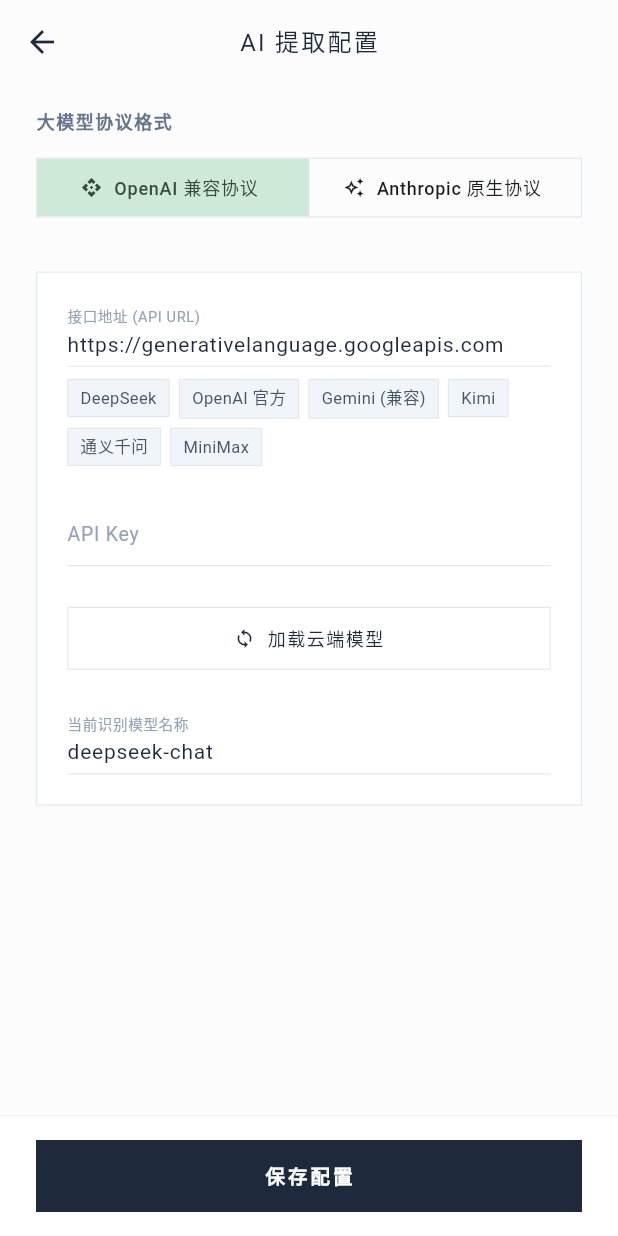
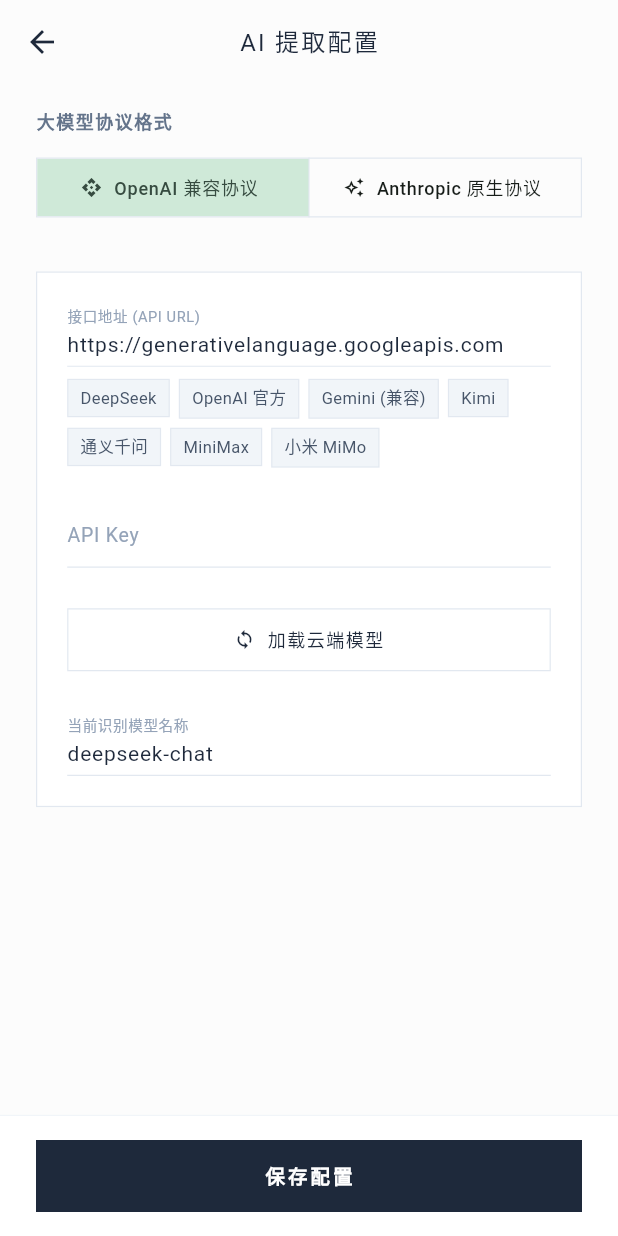
Before and after one commit to lemonsuan/jinxiaocun, a Flutter app: the screen it shows after launch, item 4 of the bottom bar chosen, after a tap on "AI 智能提取配置", on a phone screen of 412 x 824 dp. Run offline on Flutter 3.47's test engine with Material 3 defaults, Android fonts, the phone set to English and light mode, and no system bars; our stand-ins replace camera, file_picker, image_picker, share_plus, sqflite; missing offline and left inert: mobile_scanner; accounts and stored records are empty.

Commit message:
feat: AI提取配置新增小米 MiMo 预置大模型快捷标签

```diff
--- a/mobile_app/lib/src/ui/ai_config_page.dart
+++ b/mobile_app/lib/src/ui/ai_config_page.dart
@@ -22,6 +22,7 @@
   ApiPreset(name: 'Kimi', url: 'https://api.moonshot.cn', defaultModel: 'moonshot-v1-8k'),
   ApiPreset(name: '通义千问', url: 'https://dashscope.aliyuncs.com/compatible-mode', defaultModel: 'qwen-turbo'),
   ApiPreset(name: 'MiniMax', url: 'https://api.minimax.io/v1', defaultModel: 'abab6.5s-chat'),
+  ApiPreset(name: '小米 MiMo', url: 'https://api.xiaomimimo.com/v1', defaultModel: 'mimo-v2.5'),
 ];
 
 const List<ApiPreset> _anthropicPresets = [
```
